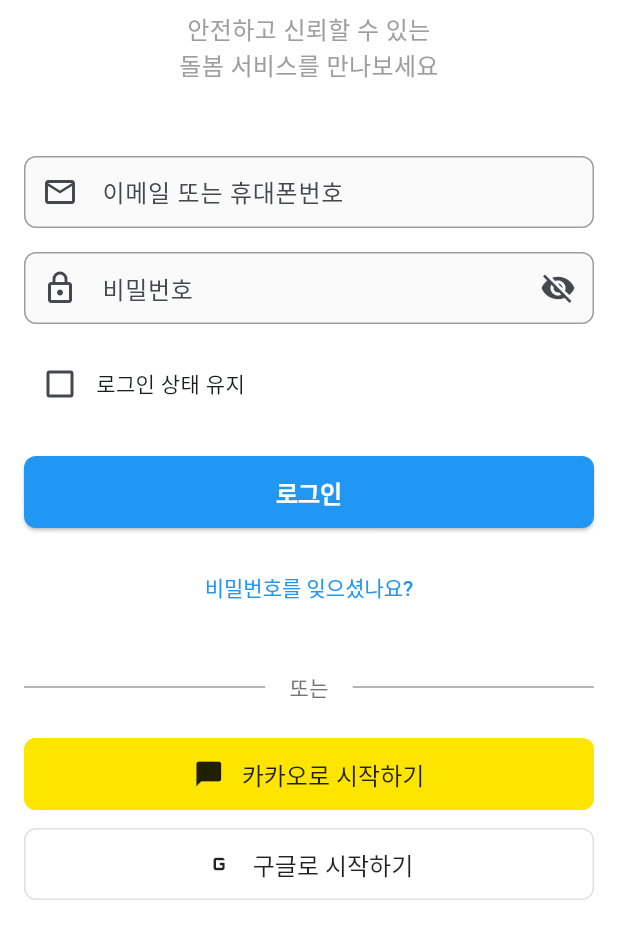
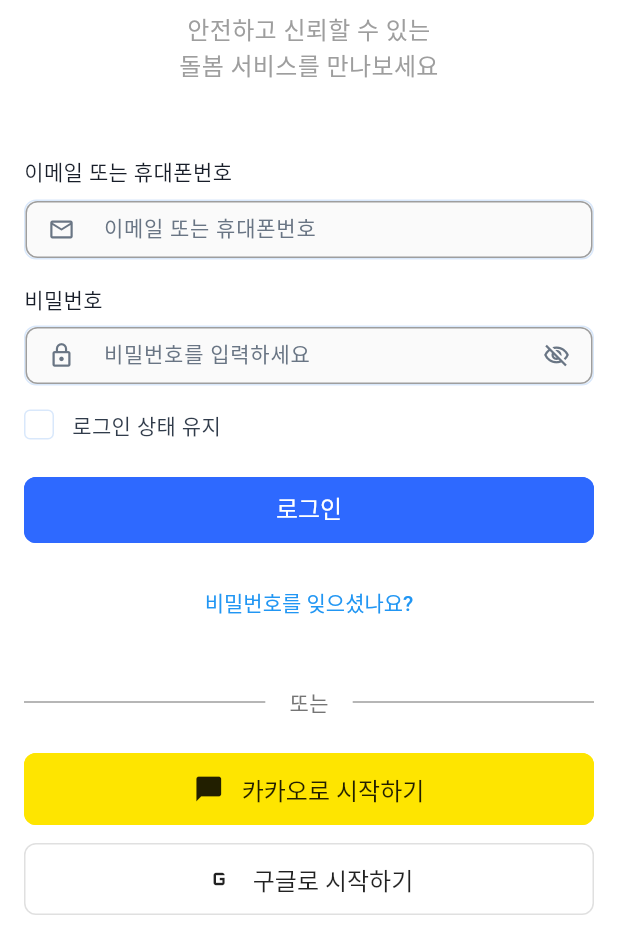
Before and after one commit to surfmindsm/surflink-care-app, a Flutter app: the screen it shows after launch, on a phone screen of 412 x 824 dp, the part 288-1236 px from its top. Run offline on Flutter 3.47's test engine with Material 3 defaults, Android fonts, the phone set to English and light mode, and no system bars; our stand-ins replace cached_network_image, dio, file_picker, flutter_rating_bar, flutter_screenutil, go_router and 5 more; missing offline and left inert: kakao_flutter_sdk; accounts and stored records are empty.

Commit message:
적용 시작

```diff
--- a/lib/screens/auth/login_screen.dart
+++ b/lib/screens/auth/login_screen.dart
@@ -4,6 +4,7 @@
 import '../../providers/auth_provider.dart';
 import '../../config/app_config.dart';
 import '../../widgets/social_login_button.dart';
+import '../../components/index.dart';
 
 class LoginScreen extends StatefulWidget {
   const LoginScreen({super.key});
@@ -17,8 +18,9 @@
   final _emailController = TextEditingController();
   final _passwordController = TextEditingController();
 
-  bool _isPasswordVisible = false;
   bool _rememberMe = false;
+  String? _emailError;
+  String? _passwordError;
 
   @override
   void dispose() {
@@ -29,7 +31,22 @@
 
   Future<void> _login() async {
     print('[로그] 로그인 시도: 이메일=${_emailController.text.trim()}');
-    if (!_formKey.currentState!.validate()) {
+    // AppInput/AppPasswordInput은 validator를 제공하지 않으므로 수동 검증
+    final email = _emailController.text.trim();
+    final password = _passwordController.text;
+    String? emailErr;
+    String? passwordErr;
+    if (email.isEmpty) {
+      emailErr = '이메일 또는 휴대폰번호를 입력해주세요';
+    }
+    if (password.isEmpty) {
+      passwordErr = '비밀번호를 입력해주세요';
+    }
+    if (emailErr != null || passwordErr != null) {
+      setState(() {
+        _emailError = emailErr;
+        _passwordError = passwordErr;
+      });
       print('[로그] 폼 검증 실패');
       return;
     }
@@ -197,64 +214,47 @@
       child: Column(
         children: [
           // 이메일 입력
-          TextFormField(
+          AppInput(
+            label: '이메일 또는 휴대폰번호',
+            placeholder: '이메일 또는 휴대폰번호',
             controller: _emailController,
             keyboardType: TextInputType.emailAddress,
-            decoration: const InputDecoration(
-              labelText: '이메일 또는 휴대폰번호',
-              prefixIcon: Icon(Icons.email_outlined),
-            ),
-            validator: (value) {
-              if (value == null || value.isEmpty) {
-                return '이메일 또는 휴대폰번호를 입력해주세요';
+            prefixIcon: Icons.email_outlined,
+            errorText: _emailError,
+            onChanged: (v) {
+              if (_emailError != null) {
+                setState(() => _emailError = null);
               }
-              return null;
             },
           ),
 
           const SizedBox(height: 16),
 
           // 비밀번호 입력
-          TextFormField(
+          AppPasswordInput(
+            label: '비밀번호',
             controller: _passwordController,
-            obscureText: !_isPasswordVisible,
-            decoration: InputDecoration(
-              labelText: '비밀번호',
-              prefixIcon: const Icon(Icons.lock_outlined),
-              suffixIcon: IconButton(
-                icon: Icon(
-                  _isPasswordVisible ? Icons.visibility : Icons.visibility_off,
-                ),
-                onPressed: () {
-                  setState(() {
-                    _isPasswordVisible = !_isPasswordVisible;
-                  });
-                },
-              ),
-            ),
-            validator: (value) {
-              if (value == null || value.isEmpty) {
-                return '비밀번호를 입력해주세요';
+            errorText: _passwordError,
+            onChanged: (v) {
+              if (_passwordError != null) {
+                setState(() => _passwordError = null);
               }
-              return null;
             },
+            size: InputSize.md,
           ),
 
           const SizedBox(height: 16),
 
           // 로그인 유지
-          Row(
-            children: [
-              Checkbox(
-                value: _rememberMe,
-                onChanged: (value) {
-                  setState(() {
-                    _rememberMe = value ?? false;
-                  });
-                },
-              ),
-              const Text('로그인 상태 유지'),
-            ],
+          AppCheckbox.simple(
+            value: _rememberMe,
+            onChanged: (value) {
+              setState(() {
+                _rememberMe = value ?? false;
+              });
+            },
+            label: '로그인 상태 유지',
+            size: CheckboxSize.md,
           ),
         ],
       ),
@@ -266,19 +266,11 @@
       builder: (context, authProvider, child) {
         return SizedBox(
           width: double.infinity,
-          height: 48,
-          child: ElevatedButton(
+          child: PrimaryButton(
+            text: '로그인',
             onPressed: authProvider.isLoading ? null : _login,
-            child: authProvider.isLoading
-                ? const SizedBox(
-                    width: 20,
-                    height: 20,
-                    child: CircularProgressIndicator(
-                      strokeWidth: 2,
-                      valueColor: AlwaysStoppedAnimation<Color>(Colors.white),
-                    ),
-                  )
-                : const Text('로그인'),
+            isLoading: authProvider.isLoading,
+            size: ButtonSize.lg,
           ),
         );
       },
```
Also changed, not shown: lib/services/auth_api_service.dart (+90 -85 lines).
